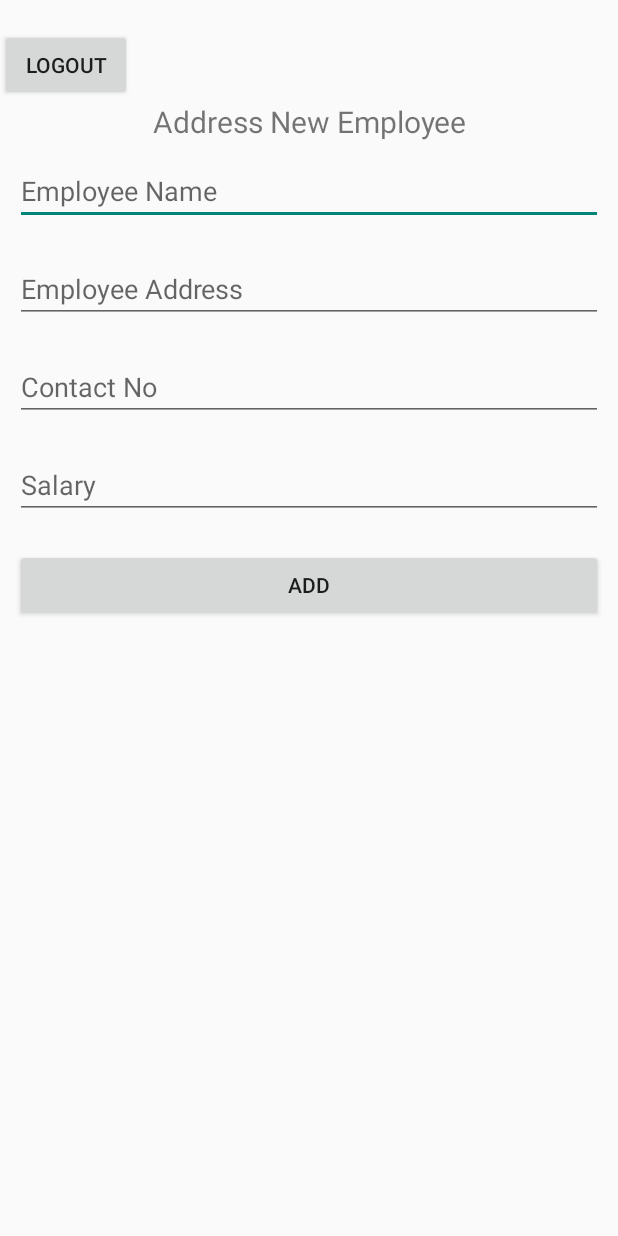
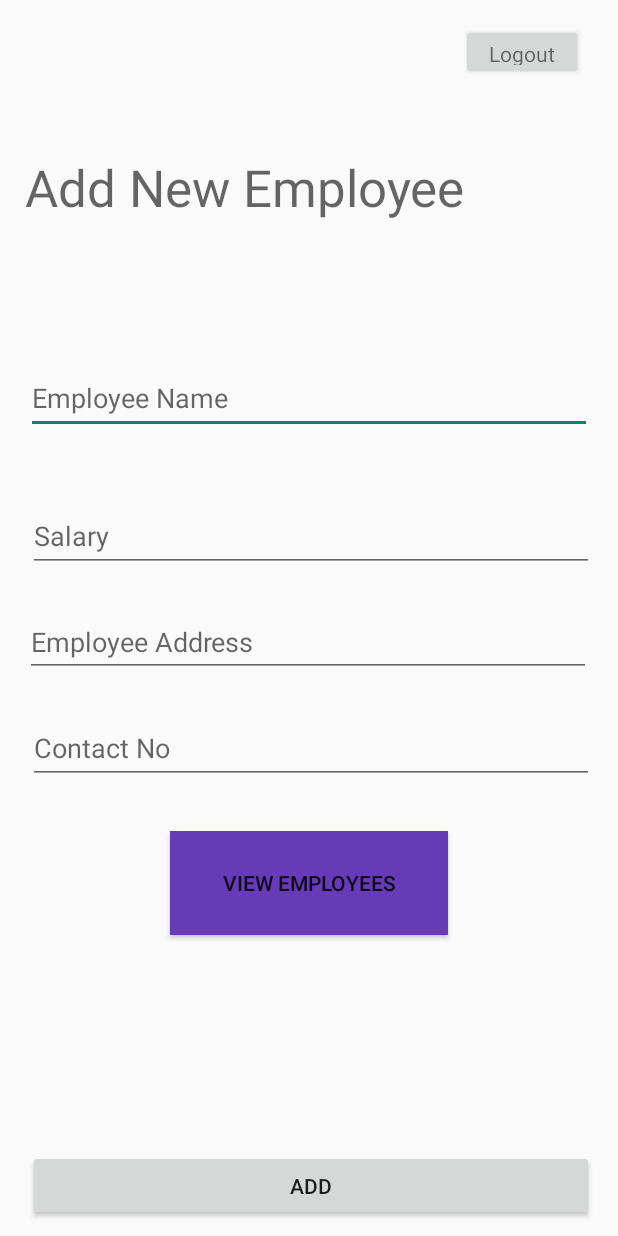
Before and after one commit to Aniket-git-hub/payrollSystem, an Android app: the screen it shows after launch once a user with an empty profile is signed in (MainActivity), on a phone screen of 412 x 824 dp. Run offline under Robolectric (Android 15) with nearby library versions, the phone set to English and light mode, and no system bars; our stand-ins replace Firebase (no records; nobody signed in at launch, a user with empty details on screens opened directly).

Commit message:
ADDED: Now can read data from db and view the employee data.

```diff
--- a/app/src/main/java/com/example/payroll/MainActivity.java
+++ b/app/src/main/java/com/example/payroll/MainActivity.java
@@ -16,7 +16,7 @@ import com.google.firebase.auth.FirebaseUser;
 public class MainActivity extends AppCompatActivity {
 
     FirebaseAuth auth;
-    Button logoutBtn, addEmployeeBtn;
+    Button logoutBtn, addEmployeeBtn, viewEmployeeBtn;
     TextView textView;
     FirebaseUser user;
 
@@ -36,10 +36,11 @@ public class MainActivity extends AppCompatActivity {
         employeeContactEdit = findViewById(R.id.employeeContact);
         employeeSalaryEdit = findViewById(R.id.employeeSalary);
         addEmployeeBtn = findViewById(R.id.addEmployeeBtn);
+        viewEmployeeBtn =findViewById(R.id.viewEmployeeBtn);
 
         user = auth.getCurrentUser();
         if(user == null){
-            Intent intent = new Intent(getApplicationContext(), Login.class);
+            Intent intent = new Intent(getApplicationContext(),Login.class);
             startActivity(intent);
             finish();
         }else {
@@ -83,5 +84,13 @@ public class MainActivity extends AppCompatActivity {
             }
         });
 
+        viewEmployeeBtn.setOnClickListener(new View.OnClickListener() {
+            @Override
+            public void onClick(View v) {
+                Intent i = new Intent(MainActivity.this, ViewEmployees.class);
+                startActivity(i);
+            }
+        });
+
     }
 }
--- a/app/src/main/res/layout/activity_main.xml
+++ b/app/src/main/res/layout/activity_main.xml
@@ -1,66 +1,118 @@
 <?xml version="1.0" encoding="utf-8"?>
-<LinearLayout xmlns:android="http://schemas.android.com/apk/res/android"
+<androidx.constraintlayout.widget.ConstraintLayout xmlns:android="http://schemas.android.com/apk/res/android"
     xmlns:app="http://schemas.android.com/apk/res-auto"
     xmlns:tools="http://schemas.android.com/tools"
     android:layout_width="match_parent"
-    android:layout_height="match_parent"
-    android:orientation="vertical"
-    tools:context=".MainActivity">
+    android:layout_height="match_parent">
+
+    <Button
+        android:id="@+id/addEmployeeBtn"
+        android:layout_width="377dp"
+        android:layout_height="47dp"
+        android:layout_marginBottom="10dp"
+        android:text="@string/add"
+        app:layout_constraintBottom_toBottomOf="parent"
+        app:layout_constraintEnd_toEndOf="parent"
+        app:layout_constraintHorizontal_bias="0.529"
+        app:layout_constraintStart_toStartOf="parent" />
 
     <TextView
         android:id="@+id/userDetails"
-        android:layout_width="match_parent"
-        android:layout_height="wrap_content"
-        android:gravity="center"
-        android:text="Hello World!" />
+        android:layout_width="211dp"
+        android:layout_height="32dp"
+        android:layout_marginStart="16dp"
+        android:layout_marginTop="16dp"
+        android:layout_marginEnd="80dp"
+        android:text="TextView"
+        app:layout_constraintEnd_toStartOf="@+id/logoutBtn"
+        app:layout_constraintStart_toStartOf="parent"
+        app:layout_constraintTop_toTopOf="parent" />
+
+    <TextView
+        android:id="@+id/textView2"
+        android:layout_width="374dp"
+        android:layout_height="45dp"
+        android:layout_marginStart="16dp"
+        android:layout_marginTop="54dp"
+        android:layout_marginEnd="21dp"
+        android:text="Add New Employee"
+        android:textAppearance="@style/TextAppearance.AppCompat.Display1"
+        app:layout_constraintEnd_toEndOf="parent"
+        app:layout_constraintStart_toStartOf="parent"
+        app:layout_constraintTop_toBottomOf="@+id/userDetails" />
+
+    <EditText
+        android:id="@+id/employeeName"
+        android:layout_width="377dp"
+        android:layout_height="47dp"
+        android:layout_marginTop="73dp"
+        android:layout_marginBottom="24dp"
+        android:hint="@string/employee_name"
+        app:layout_constraintBottom_toTopOf="@+id/employeeSalary"
+        app:layout_constraintEnd_toEndOf="parent"
+        app:layout_constraintStart_toStartOf="parent"
+        app:layout_constraintTop_toBottomOf="@+id/textView2" />
+
+    <EditText
+        android:id="@+id/employeeAddress"
+        android:layout_width="377dp"
+        android:layout_height="46dp"
+        android:layout_marginBottom="24dp"
+        android:hint="@string/employee_address"
+        app:layout_constraintBottom_toTopOf="@+id/employeeContact"
+        app:layout_constraintEnd_toEndOf="parent"
+        app:layout_constraintHorizontal_bias="0.486"
+        app:layout_constraintStart_toStartOf="parent" />
+
+    <EditText
+        android:id="@+id/employeeContact"
+        android:layout_width="377dp"
+        android:layout_height="47dp"
+        android:layout_marginBottom="244dp"
+        android:hint="@string/contact_no"
+        app:layout_constraintBottom_toTopOf="@+id/addEmployeeBtn"
+        app:layout_constraintEnd_toEndOf="parent"
+        app:layout_constraintHorizontal_bias="0.529"
+        app:layout_constraintStart_toStartOf="parent" />
+
+    <EditText
+        android:id="@+id/employeeSalary"
+        android:layout_width="377dp"
+        android:layout_height="47dp"
+        android:layout_marginBottom="24dp"
+        android:hint="@string/salary"
+        app:layout_constraintBottom_toTopOf="@+id/employeeAddress"
+        app:layout_constraintEnd_toEndOf="parent"
+        app:layout_constraintHorizontal_bias="0.529"
+        app:layout_constraintStart_toStartOf="parent" />
 
     <Button
         android:id="@+id/logoutBtn"
-        android:layout_width="wrap_content"
-        android:layout_height="wrap_content"
-        android:text="@string/logout" />
-
-    <TextView
-        android:layout_width="match_parent"
-        android:layout_height="wrap_content"
-        android:gravity="center"
-        android:text="@string/address_new_employee"
-        android:textSize="20sp" />
-
-    <EditText
-        android:id="@+id/employeeName"
-        android:layout_width="match_parent"
-        android:layout_height="wrap_content"
-        android:layout_margin="10dp"
-        android:hint="@string/employee_name" />
-
-    <EditText
-        android:id="@+id/employeeAddress"
-        android:layout_width="match_parent"
-        android:layout_height="wrap_content"
-        android:layout_margin="10dp"
-        android:hint="@string/employee_address" />
-
-    <EditText
-        android:id="@+id/employeeContact"
-        android:layout_width="match_parent"
-        android:layout_height="wrap_content"
-        android:layout_margin="10dp"
-        android:hint="@string/contact_no" />
-
-    <EditText
-        android:id="@+id/employeeSalary"
-        android:layout_width="match_parent"
-        android:layout_height="wrap_content"
-        android:layout_margin="10dp"
-        android:hint="@string/salary" />
+        android:layout_width="81dp"
+        android:layout_height="37dp"
+        android:layout_marginStart="80dp"
+        android:layout_marginTop="16dp"
+        android:text="@string/logout"
+        android:textAppearance="@style/TextAppearance.AppCompat.Small"
+        app:layout_constraintStart_toEndOf="@+id/userDetails"
+        app:layout_constraintTop_toTopOf="parent" />
 
     <Button
-        android:id="@+id/addEmployeeBtn"
-        android:layout_width="match_parent"
-        android:layout_height="wrap_content"
-        android:layout_margin="10dp"
-        android:text="@string/add"
-        android:textAllCaps="false" />
+        android:id="@+id/viewEmployeeBtn"
+        android:layout_width="185dp"
+        android:layout_height="69dp"
+        android:layout_marginStart="160dp"
+        android:layout_marginTop="42dp"
+        android:layout_marginEnd="160dp"
+        android:layout_marginBottom="154dp"
+        android:background="#673AB7"
+        android:text="View Employees"
+        app:icon="@android:drawable/ic_menu_view"
+        app:iconTint="#FFFFFF"
+        app:layout_constraintBottom_toTopOf="@+id/addEmployeeBtn"
+        app:layout_constraintEnd_toEndOf="parent"
+        app:layout_constraintStart_toStartOf="parent"
+        app:layout_constraintTop_toBottomOf="@+id/employeeContact" />
 
-</LinearLayout>
+
+</androidx.constraintlayout.widget.ConstraintLayout>
--- a/app/src/main/res/values/strings.xml
+++ b/app/src/main/res/values/strings.xml
@@ -13,4 +13,5 @@
     <string name="salary">Salary</string>
     <string name="add">ADD</string>
     <string name="address_new_employee">Address New Employee</string>
+    <string name="employee_salary">Employee Salary</string>
 </resources>
```
Also changed, not shown: app/src/main/AndroidManifest.xml (+12 -10 lines), app/src/main/java/com/example/payroll/DBHandler.java (+26 -0 lines), app/src/main/java/com/example/payroll/EmployeeModal.java (added, +50 -0 lines), app/src/main/java/com/example/payroll/EmployeeRVAdapter.java (added, +70 -0 lines), app/src/main/java/com/example/payroll/ViewEmployees.java (added, +45 -0 lines), app/src/main/res/layout/activity_view_employees.xml (added, +25 -0 lines), app/src/main/res/layout/employee_rv_item.xml (added, +67 -0 lines).
